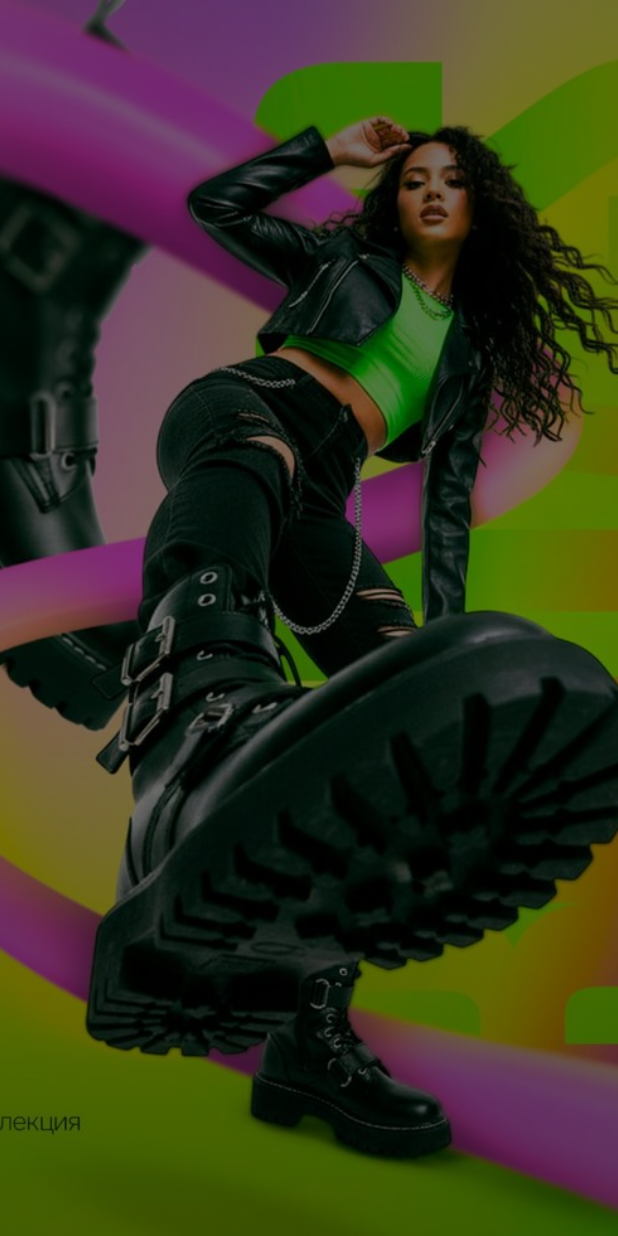
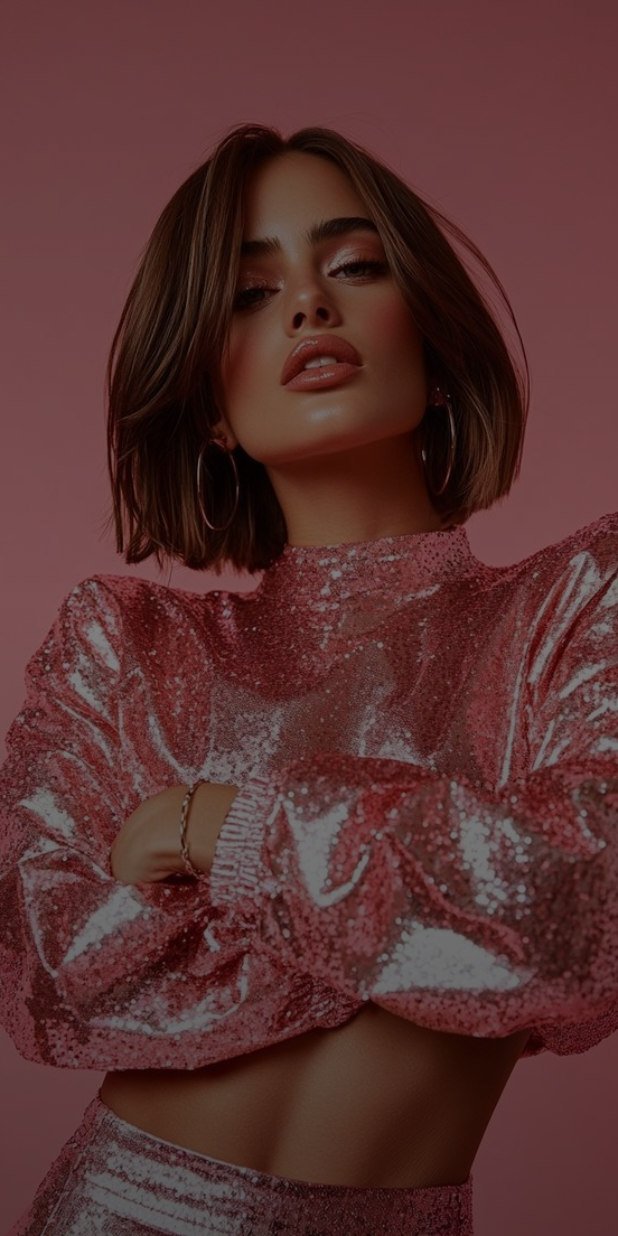
Before and after one commit to movindu477/fashion_app_new, a Flutter app: the first screen one second after launch, on a phone screen of 412 x 824 dp. Run offline on Flutter 3.47's test engine with Material 3 defaults, Android fonts, the phone set to English and light mode, and no system bars; our stand-ins replace cloud_firestore, firebase_auth, firebase_core, firebase_storage, flutter_animate, google_fonts and 7 more; missing offline and left inert: tflite_flutter; accounts and stored records are empty.

Commit message:
Modern the interfaces properly

```diff
--- a/lib/main.dart
+++ b/lib/main.dart
@@ -205,7 +205,7 @@ class _SplashScreenState extends State<SplashScreen>
           FadeTransition(
             opacity: _bgFade,
             child: Image.asset(
-              'assets/images/main3.jpg',
+              'assets/images/main3ori.jpg',
               fit: BoxFit.cover,
             ),
           ),
```
Also changed, not shown: assets/images/main3ori.jpg.
